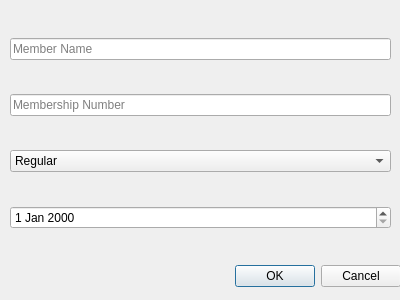
Qt form createMemberDialog.ui (danielmulvad/CS1C-Project-2) before a commit.
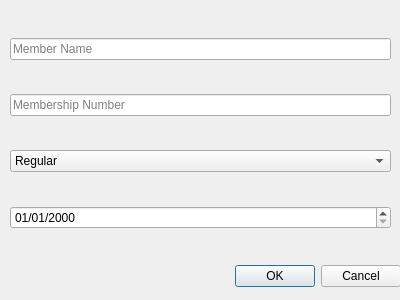
The same form after that commit.

Commit message: importing members uses a consistent date method

```diff
--- a/createMemberDialog.ui
+++ b/createMemberDialog.ui
@@ -80,7 +80,18 @@
      </widget>
     </item>
     <item>
-     <widget class="QDateEdit" name="input_expirationDate"/>
+     <widget class="QDateEdit" name="input_expirationDate">
+      <property name="displayFormat">
+       <string>MM/dd/yyyy</string>
+      </property>
+      <property name="date">
+       <date>
+        <year>2000</year>
+        <month>1</month>
+        <day>1</day>
+       </date>
+      </property>
+     </widget>
     </item>
    </layout>
   </widget>
```
The commit also changes 3 other files.
